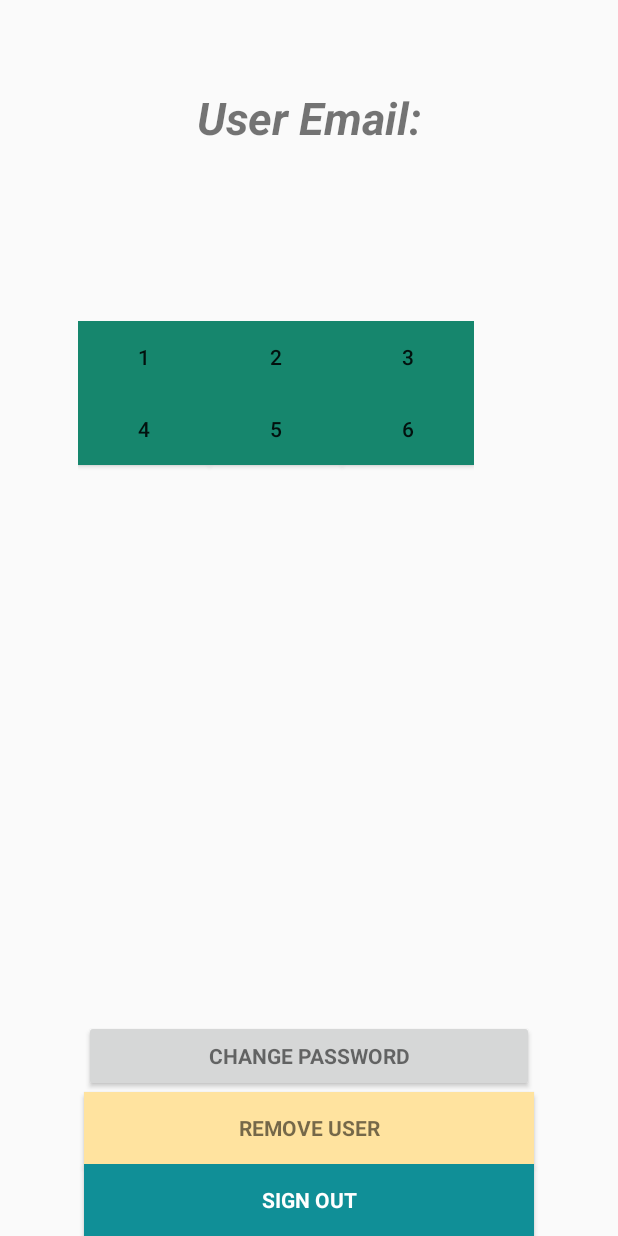
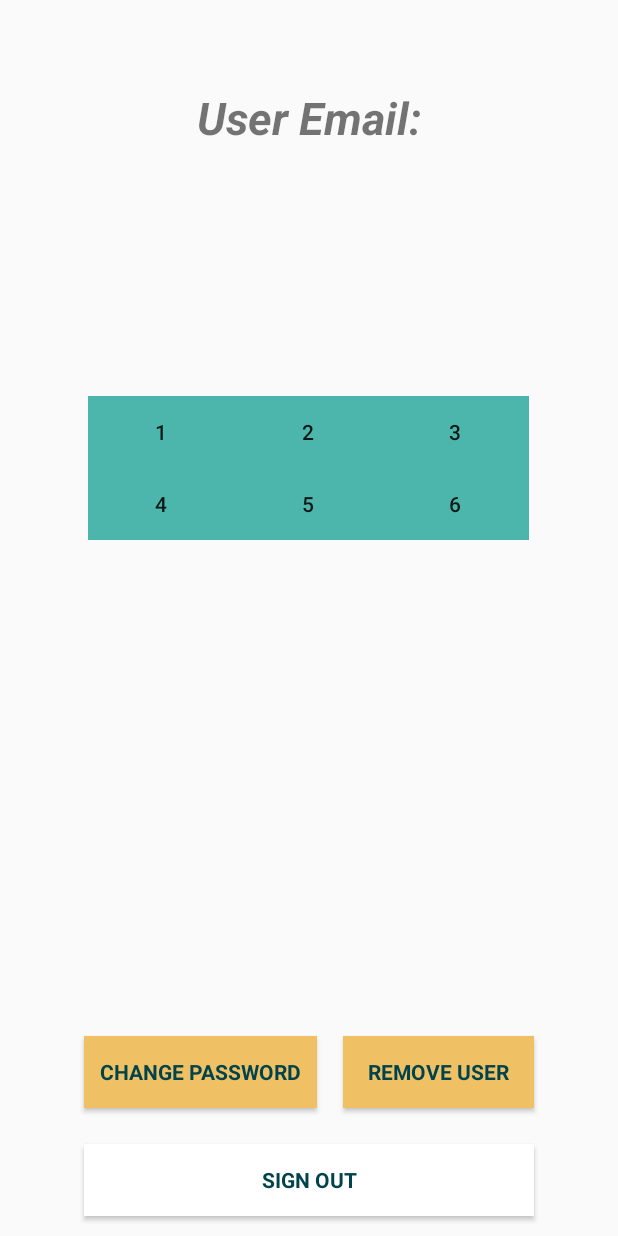
Before and after one commit to sjlee2016/SmartParkingLotApp, an Android app: the screen it shows after launch once a user with an empty profile is signed in (MainActivity), on a phone screen of 412 x 824 dp. Run offline under Robolectric (Android 15) with nearby library versions, the phone set to English and light mode, and no system bars; our stand-ins replace Firebase (no records; nobody signed in at launch, a user with empty details on screens opened directly); 1 statement that could not run was skipped.

Commit message:
Design Update2

```diff
--- a/app/src/main/java/com/example/jisupark/firebaseloginapp/MainActivity.java
+++ b/app/src/main/java/com/example/jisupark/firebaseloginapp/MainActivity.java
@@ -50,19 +50,18 @@ import static android.graphics.Color.rgb;
 
 public class MainActivity extends AppCompatActivity {
 
-    private Button btnChangePassword, btnRemoveUser,changePassword, remove,signOut, ConnectserverButton, ParkingLotButton;
+    private Button btnChangePassword, btnRemoveUser, changePassword, remove, signOut;
     private TextView email;
-    private EditText oldEmail,password,newPassword;
+    private EditText oldEmail, password, newPassword;
     private ProgressBar progressBar;
     protected FirebaseAuth auth;
     public static final String TAG = MainActivity.class.getSimpleName();
-    public DatabaseReference authorizedCar =FirebaseDatabase.getInstance().getReference("AuthorizedCar");
+    public DatabaseReference authorizedCar = FirebaseDatabase.getInstance().getReference("AuthorizedCar");
     Button[] carButton = new Button[6];
     Boolean[] emptyList = new Boolean[6];
     String[] values = new String[6];
 
-    public void notificationcall()
-    {
+    public void notificationcall() {
         NotificationCompat.Builder notificationBuilder = (NotificationCompat.Builder) new NotificationCompat.Builder(this)
                 .setDefaults(NotificationCompat.DEFAULT_ALL)
                 .setSmallIcon(R.drawable.ic_mr_button_connected_00_light)
@@ -75,6 +74,7 @@ public class MainActivity extends AppCompatActivity {
 
 
     }
+
     void check() {
         FirebaseDatabase database = FirebaseDatabase.getInstance();
         DatabaseReference myRef = database.getReference("ParkingLot");
@@ -91,19 +91,17 @@ public class MainActivity extends AppCompatActivity {
                     value = postSnapshot.getValue(String.class);
 
 
-                    if(value.equals("00"))
-                    {
+                    if (value.equals("00")) {
 
                         carButton[i].setBackgroundColor(rgb(38, 174, 144));
                         emptyList[i] = true;
                         values[i] = value;
 
-                    }else
-                    {
+                    } else {
 
                         emptyList[i] = false;
                         carButton[i].setBackgroundColor(rgb(255, 104, 97));
-                        values[i]=value;
+                        values[i] = value;
                     }
 
                     /*
@@ -158,8 +156,7 @@ public class MainActivity extends AppCompatActivity {
         });
     }
 
-    public void setAlarm(String plate)
-    {
+    public void setAlarm(String plate) {
 
         AlertDialog.Builder builder = new AlertDialog.Builder(MainActivity.this);
         AlertDialog.Builder builder1 = builder.setTitle("Unauthorized Car Alarm")
@@ -181,12 +178,13 @@ public class MainActivity extends AppCompatActivity {
                         dialog.cancel();
                     }
                 });
-        builder.setMessage("Hello, unauthorized car("+plate+") want to enter the parking lot. Would you open the gate?" +
+        builder.setMessage("Hello, unauthorized car(" + plate + ") want to enter the parking lot. Would you open the gate?" +
                 "");
         AlertDialog diag = builder.create();
         //Display the message!
         diag.show();
     }
+
     public class MyClientTask extends AsyncTask<Void, Void, Void> {
         String dstAddress;
         int dstPort;
@@ -194,7 +192,7 @@ public class MainActivity extends AppCompatActivity {
         String myMessage = "";
 
         //constructor
-        MyClientTask(String addr, int port, String message){
+        MyClientTask(String addr, int port, String message) {
             dstAddress = addr;
             dstPort = port;
             myMessage = message;
@@ -220,7 +218,7 @@ public class MainActivity extends AppCompatActivity {
                  * notice:
                  * inputStream.read() will block if no data return
                  */
-                while ((bytesRead = inputStream.read(buffer)) != -1){
+                while ((bytesRead = inputStream.read(buffer)) != -1) {
                     byteArrayOutputStream.write(buffer, 0, bytesRead);
                     response += byteArrayOutputStream.toString("UTF-8");
                 }
@@ -234,8 +232,8 @@ public class MainActivity extends AppCompatActivity {
                 // TODO Auto-generated catch block
                 e.printStackTrace();
                 response = "IOException: " + e.toString();
-            }finally{
-                if(socket != null){
+            } finally {
+                if (socket != null) {
                     try {
                         socket.close();
                     } catch (IOException e) {
@@ -266,8 +264,7 @@ public class MainActivity extends AppCompatActivity {
 
         carButton[0].setOnClickListener(new View.OnClickListener() {
             public void onClick(View v) {
-                if(!emptyList[0])
-                {
+                if (!emptyList[0]) {
                     Intent intent = new Intent(MainActivity.this, Pop.class);
                     intent.putExtra("licenseNumber", values[0]);
 
@@ -280,7 +277,7 @@ public class MainActivity extends AppCompatActivity {
 
         carButton[1].setOnClickListener(new View.OnClickListener() {
             public void onClick(View v) {
-                if(!emptyList[1]) {
+                if (!emptyList[1]) {
                     Intent intent = new Intent(MainActivity.this, Pop.class);
                     intent.putExtra("licenseNumber", values[1]);
                     startActivity(intent);
@@ -294,7 +291,7 @@ public class MainActivity extends AppCompatActivity {
 
         carButton[2].setOnClickListener(new View.OnClickListener() {
             public void onClick(View v) {
-                if(!emptyList[2]) {
+                if (!emptyList[2]) {
                     Intent intent = new Intent(MainActivity.this, Pop.class);
                     intent.putExtra("licenseNumber", values[2]);
 
@@ -310,7 +307,7 @@ public class MainActivity extends AppCompatActivity {
         carButton[3].setOnClickListener(new View.OnClickListener() {
             public void onClick(View v) {
 
-                if(!emptyList[3]) {
+                if (!emptyList[3]) {
                     Intent intent = new Intent(MainActivity.this, Pop.class);
                     intent.putExtra("licenseNumber", values[3]);
 
@@ -329,7 +326,7 @@ public class MainActivity extends AppCompatActivity {
         carButton[4].setOnClickListener(new View.OnClickListener() {
             public void onClick(View v) {
 
-                if(!emptyList[4])
+                if (!emptyList[4])
 
                 {
                     Intent intent = new Intent(MainActivity.this, Pop.class);
@@ -349,7 +346,7 @@ public class MainActivity extends AppCompatActivity {
         carButton[5].setOnClickListener(new View.OnClickListener() {
             public void onClick(View v) {
 
-                if(!emptyList[5]) {
+                if (!emptyList[5]) {
                     Intent intent = new Intent(MainActivity.this, Pop.class);
                     intent.putExtra("licenseNumber", values[5]);
 
@@ -361,18 +358,18 @@ public class MainActivity extends AppCompatActivity {
         checking();
 
         //get firebase auth instance
-    auth= FirebaseAuth.getInstance();
-    email=(TextView) findViewById(R.id.useremail);
+        auth = FirebaseAuth.getInstance();
+        email = (TextView) findViewById(R.id.useremail);
 
         //get current user
-        final FirebaseUser user=FirebaseAuth.getInstance().getCurrentUser();
+        final FirebaseUser user = FirebaseAuth.getInstance().getCurrentUser();
         setDataToView(user);
 
         authListener = new FirebaseAuth.AuthStateListener() {
             @Override
             public void onAuthStateChanged(@NonNull FirebaseAuth firebaseAuth) {
-                FirebaseUser user=firebaseAuth.getCurrentUser();
-                if(user==null){
+                FirebaseUser user = firebaseAuth.getCurrentUser();
+                if (user == null) {
                     // user auth state is changed - user is null
                     // launch login activity
                     startActivity(new Intent(MainActivity.this, LoginActivity.class));
@@ -381,38 +378,37 @@ public class MainActivity extends AppCompatActivity {
             }
         };
 
-        btnChangePassword=(Button) findViewById(R.id.change_password_button);
-        btnRemoveUser=(Button) findViewById(R.id.remove_user_button);
+        btnChangePassword = (Button) findViewById(R.id.change_password_button);
+        btnRemoveUser = (Button) findViewById(R.id.remove_user_button);
         changePassword = (Button) findViewById(R.id.changePass);
 
-        remove=(Button) findViewById(R.id.remove);
-        signOut=(Button) findViewById(R.id.sign_out);
-        oldEmail=(EditText) findViewById(R.id.old_email);
-        password=(EditText) findViewById(R.id.password);
-        newPassword=(EditText) findViewById(R.id.newPassword);
+        remove = (Button) findViewById(R.id.remove);
+        signOut = (Button) findViewById(R.id.sign_out);
+        oldEmail = (EditText) findViewById(R.id.old_email);
+        password = (EditText) findViewById(R.id.password);
+        newPassword = (EditText) findViewById(R.id.newPassword);
 
         oldEmail.setVisibility(View.GONE);
         password.setVisibility(View.GONE);
         newPassword.setVisibility(View.GONE);
         changePassword.setVisibility(View.GONE);
         remove.setVisibility(View.GONE);
-        progressBar=(ProgressBar) findViewById(R.id.progressBar);
+        progressBar = (ProgressBar) findViewById(R.id.progressBar);
         //Button Information_button = (Button) findViewById(R.id.Information_button);
 
-        if(progressBar!=null){
+        if (progressBar != null) {
             progressBar.setVisibility(View.GONE);
         }
 
-
-        btnChangePassword.setOnClickListener(new View.OnClickListener(){
+        btnChangePassword.setOnClickListener(new View.OnClickListener() {
             @Override
-            public void onClick(View v){
+            public void onClick(View v) {
                 progressBar.setVisibility(View.VISIBLE);
-                if(user != null&& !newPassword.getText().toString().trim().equals("")){
-                    if(newPassword.getText().toString().trim().length()<6){
+                if (user != null && !newPassword.getText().toString().trim().equals("")) {
+                    if (newPassword.getText().toString().trim().length() < 6) {
                         newPassword.setError("Password too short, enter minimum 6 characters");
                         progressBar.setVisibility(View.GONE);
-                    }else {
+                    } else {
                         user.updatePassword(newPassword.getText().toString().trim())
                                 .addOnCompleteListener(new OnCompleteListener<Void>() {
                                     @Override
@@ -429,30 +425,30 @@ public class MainActivity extends AppCompatActivity {
                                     }
                                 });
                     }
-                }else if(newPassword.getText().toString().trim().equals("")){
+                } else if (newPassword.getText().toString().trim().equals("")) {
                     newPassword.setError("Enter password");
                     progressBar.setVisibility(View.GONE);
                 }
             }
         });
 
-        btnRemoveUser.setOnClickListener(new View.OnClickListener(){
+        btnRemoveUser.setOnClickListener(new View.OnClickListener() {
             @Override
-            public void onClick(View v){
+            public void onClick(View v) {
                 progressBar.setVisibility(View.VISIBLE);
-                if(user!=null){
+                if (user != null) {
                     user.delete()
                             .addOnCompleteListener(new OnCompleteListener<Void>() {
                                 @Override
                                 public void onComplete(@NonNull Task<Void> task) {
-                                    if(task.isSuccessful()){
-                                        Toast.makeText(MainActivity.this,"Your profile is deleted:(Create a account now!",
+                                    if (task.isSuccessful()) {
+                                        Toast.makeText(MainActivity.this, "Your profile is deleted:(Create a account now!",
                                                 Toast.LENGTH_SHORT).show();
                                         startActivity(new Intent(MainActivity.this, SignupActivity.class));
                                         finish();
                                         progressBar.setVisibility(View.GONE);
-                                    }else{
-                                        Toast.makeText(MainActivity.this,"Failed to delete your account!",Toast.LENGTH_SHORT).show();
+                                    } else {
+                                        Toast.makeText(MainActivity.this, "Failed to delete your account!", Toast.LENGTH_SHORT).show();
                                         progressBar.setVisibility(View.GONE);
                                     }
                                 }
@@ -460,14 +456,14 @@ public class MainActivity extends AppCompatActivity {
                 }
             }
         });
-        signOut.setOnClickListener(new View.OnClickListener(){
+        signOut.setOnClickListener(new View.OnClickListener() {
             @Override
-            public void onClick(View v){
+            public void onClick(View v) {
                 signOut();
             }
         });
+
     }
-
     @SuppressLint("SetTextI18n")
     private void setDataToView(FirebaseUser user){
         email.setText("User Email:"+user.getEmail());
--- a/app/src/main/res/layout/activity_login2.xml
+++ b/app/src/main/res/layout/activity_login2.xml
@@ -5,6 +5,7 @@
     android:id="@+id/activity_login2"
     android:layout_width="match_parent"
     android:layout_height="match_parent"
+    android:background="@color/Background"
     tools:context="com.example.jisupark.firebaseloginapp.AccountActivity.LoginActivity">
 
     <LinearLayout
@@ -50,7 +51,7 @@
             android:layout_width="fill_parent"
             android:layout_height="wrap_content"
             android:layout_marginTop="20dip"
-            android:background="#FF9D33 "
+            android:background="#EFC164 "
             android:text="@string/btn_login"
             android:textColor="@android:color/black" />
 
@@ -74,7 +75,7 @@
             android:background="@null"
             android:text="@string/btn_link_to_register"
             android:textAllCaps="false"
-            android:textColor="#FF9D33"
+            android:textColor="#EFC164"
             android:textSize="15dp"
             tools:ignore="SpUsage" />
 
--- a/app/src/main/res/layout/activity_main.xml
+++ b/app/src/main/res/layout/activity_main.xml
@@ -5,7 +5,7 @@
     android:id="@+id/activity_main"
     android:layout_width="match_parent"
     android:layout_height="match_parent"
-    tools:background="@color/Background"
+    tools:background="#00434C"
     tools:context="com.example.jisupark.firebaseloginapp.MainActivity">
 
     <EditText
@@ -72,50 +72,55 @@
         tools:layout_editor_absoluteX="0dp"/>
 
     <Button
+        android:id="@+id/change_password_button"
         style="?android:textAppearanceSmall"
-        android:layout_width="300dp"
+        android:layout_width="155dp"
         android:layout_height="wrap_content"
+        android:layout_alignParentBottom="true"
+        android:layout_alignStart="@+id/sign_out"
+        android:layout_marginBottom="85dp"
+        android:background="#EFC164"
         android:text="@string/change_password"
+        android:textColor="#00434C"
         android:textStyle="bold"
         tools:layout_editor_absoluteX="42dp"
-        tools:layout_editor_absoluteY="312dp"
-        android:layout_above="@+id/remove_user_button"
-        android:layout_alignStart="@+id/remove_user_button"
-        android:id="@+id/change_password_button" />
+        tools:layout_editor_absoluteY="312dp" />
 
     <Button
         android:id="@+id/remove_user_button"
         style="?android:textAppearanceSmall"
-        android:layout_width="300dp"
+        android:layout_width="127dp"
         android:layout_height="wrap_content"
+        android:layout_alignEnd="@+id/sign_out"
+        android:layout_alignTop="@+id/change_password_button"
+        android:background="#EFC164"
         android:text="@string/remove_user"
+        android:textColor="#00434C"
         android:textStyle="bold"
         tools:layout_editor_absoluteX="42dp"
-        tools:layout_editor_absoluteY="408dp"
-        android:layout_above="@+id/sign_out"
-        android:layout_alignStart="@+id/sign_out"
-        android:background="#FFE39F"/>
+        tools:layout_editor_absoluteY="408dp" />
 
     <Button
         android:id="@+id/sign_out"
         style="?android:textAppearanceSmall"
         android:layout_width="300dp"
         android:layout_height="wrap_content"
-        android:background="#108F97"
+        android:layout_alignParentBottom="true"
+        android:layout_centerHorizontal="true"
+        android:layout_marginBottom="13dp"
+        android:background="@color/white"
         android:text="@string/btn_sign_out"
-        android:textColor="@android:color/white"
+        android:textColor="#00434C"
         android:textStyle="bold"
         tools:layout_editor_absoluteX="42dp"
-        tools:layout_editor_absoluteY="456dp"
-        android:layout_alignParentBottom="true"
-        android:layout_centerHorizontal="true"/>
+        tools:layout_editor_absoluteY="456dp" />
 
     <Button
         android:id="@+id/remove"
         style="?android:textAppearanceSmall"
         android:layout_width="wrap_content"
         android:layout_height="wrap_content"
-        android:background="@color/colorPrimaryDark"
+        android:background="#00434C"
         android:text="@string/btn_remove"
         android:textColor="@android:color/white"
         android:textStyle="bold"
@@ -138,9 +143,10 @@
         android:layout_alignParentEnd="true" />
 
     <LinearLayout
-        android:layout_width="368dp"
+        android:layout_width="match_parent"
         android:layout_height="624dp"
-        android:layout_marginTop="30dp"
+        android:layout_alignParentStart="true"
+        android:layout_alignParentTop="true"
         android:gravity="center"
         android:orientation="vertical"
         app:layout_constraintStart_toStartOf="parent"
@@ -148,7 +154,7 @@
         tools:layout_editor_absoluteX="8dp">
 
         <LinearLayout
-            android:layout_width="wrap_content"
+            android:layout_width="294dp"
             android:layout_height="wrap_content"
             android:layout_weight="0"
             android:orientation="horizontal"
@@ -157,7 +163,7 @@
 
             <Button
                 android:id="@+id/car_1"
-                android:layout_width="match_parent"
+                android:layout_width="wrap_content"
                 android:layout_height="wrap_content"
                 android:layout_weight="1"
                 android:background="@color/parkinglot"
@@ -190,8 +196,8 @@
         </LinearLayout>
 
         <LinearLayout
-            android:layout_width="wrap_content"
-            android:layout_height="207dp"
+            android:layout_width="294dp"
+            android:layout_height="wrap_content"
             android:layout_weight="0"
             android:orientation="horizontal"
 
@@ -203,7 +209,7 @@
                 android:layout_width="match_parent"
                 android:layout_height="wrap_content"
                 android:layout_weight="1"
-                android:background="@color/parkinglot"
+                android:background="#4DB6AC"
 
                 android:text="4"
                 tools:layout_editor_absoluteX="41dp"
--- a/app/src/main/res/values/colors.xml
+++ b/app/src/main/res/values/colors.xml
@@ -17,7 +17,8 @@
     <color name="btn_login">#26ae90</color>
     <color name="btn_login_bg">#eceef1</color>
     <color name="lbl_name">#333333</color>
-    <color name="btn_logout_bg">#ff6861</color>
-    <color name="parkinglot">#16866D</color>
+    <color name="red">#ff6861</color>
+    <color name="yellow">#EFC164</color>
+    <color name="parkinglot">#4DB6AC</color>
 
 </resources>
```
Also changed, not shown: app/src/main/java/com/example/jisupark/firebaseloginapp/Pop.java (+11 -0 lines), app/src/main/res/layout/activity_reset_password.xml (+9 -7 lines), app/src/main/res/layout/activity_signup.xml (+8 -5 lines), app/src/main/res/layout/popupwindow.xml (+25 -14 lines), app/src/main/res/mipmap-hdpi/car2.png (added), app/src/main/res/mipmap-hdpi/car_icon.png (added). Lines whose indentation alone changed are shown as unchanged.
